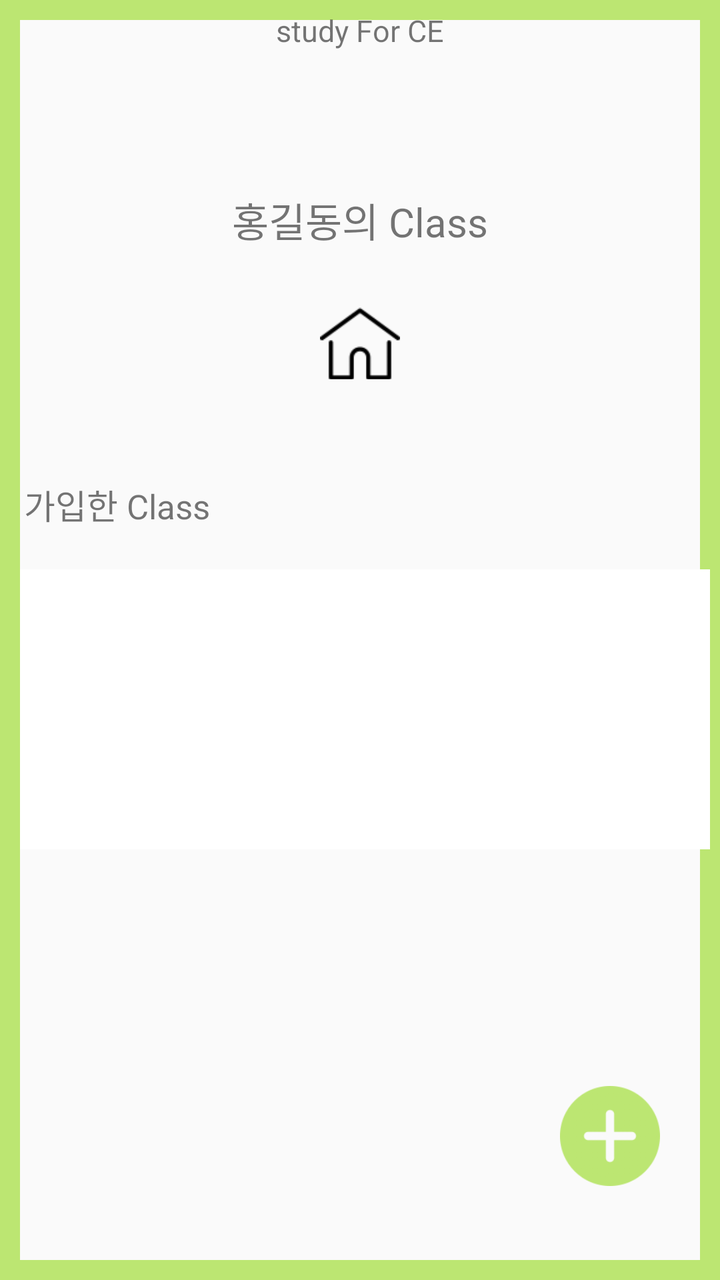
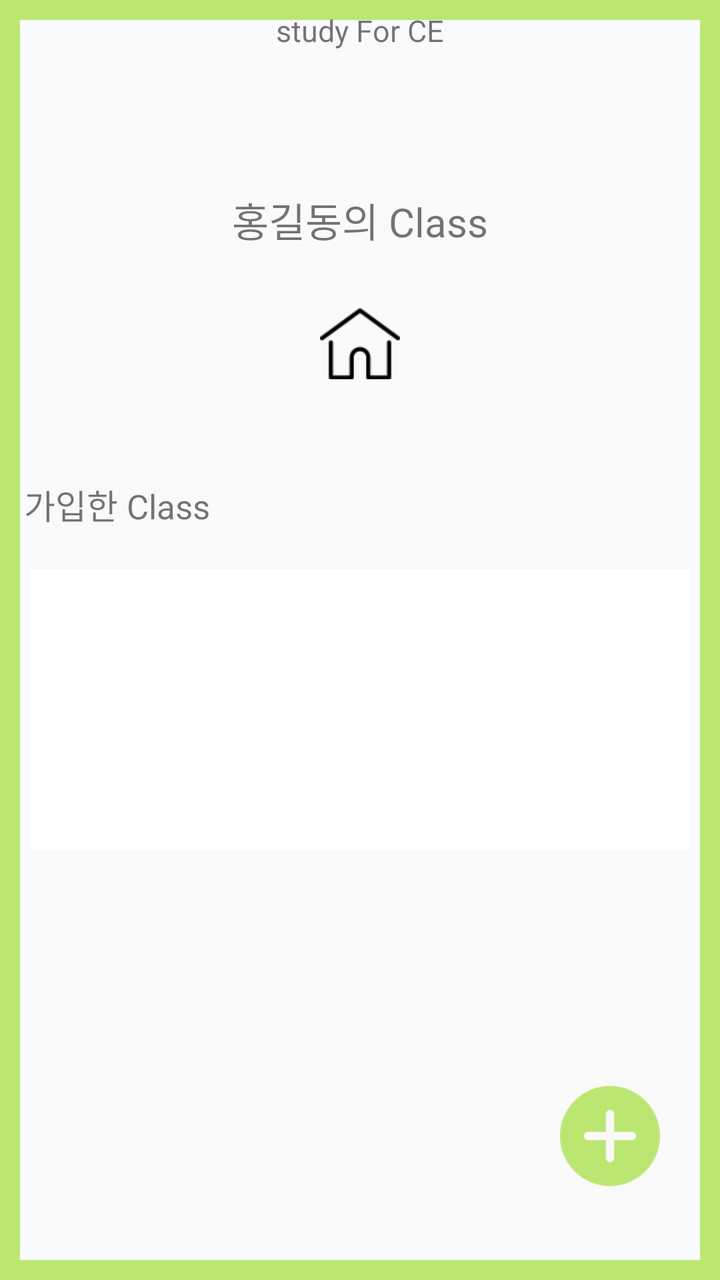

Compare the two renders of this Android layout. The source of the first and the diff that turns it into the second are given below.
<!-- AndroidManifest.xml: application theme Theme.AppCompat.Light.DarkActionBar -->
<!-- res/layout/activity_my_class_list.xml -->
<?xml version="1.0" encoding="utf-8"?>
<LinearLayout xmlns:android="http://schemas.android.com/apk/res/android"
    xmlns:app="http://schemas.android.com/apk/res-auto"
    xmlns:tools="http://schemas.android.com/tools"
    android:layout_width="match_parent"
    android:layout_height="match_parent"

    tools:context=".my_class_list"
    android:orientation="vertical"
    android:background="@drawable/lay_edge">

    <TextView
        android:layout_width="wrap_content"
        android:layout_height="wrap_content"
        android:layout_gravity="center"
        android:layout_marginTop="5dp"
        android:text="study For CE"
        android:textSize="15dp"/>

    <LinearLayout
        android:layout_width="wrap_content"
        android:layout_height="wrap_content"
        android:layout_gravity="center_horizontal"
        android:layout_marginTop="70dp">
        <TextView
            android:id="@+id/username2"
            android:layout_width="wrap_content"
            android:layout_height="wrap_content"
            android:text="홍길동"
            android:textSize="20dp"/>
        <TextView
            android:layout_width="wrap_content"
            android:layout_height="wrap_content"
            android:text="의 Class"
            android:textSize="20dp"/>

    </LinearLayout>
    <LinearLayout
        android:layout_width="wrap_content"
        android:layout_height="wrap_content"
        android:layout_gravity="center_horizontal">

        <ImageView
            android:id="@+id/exit1"
            android:layout_width="40dp"
            android:layout_height="50dp"
            android:layout_gravity="center"
            android:layout_marginTop="15dp"
            android:src="@drawable/homes"
            android:text="나가기" />
    </LinearLayout>

    <GridLayout
        android:layout_width="match_parent"
        android:layout_height="wrap_content"
        android:layout_gravity="center"
        android:paddingBottom="5dp"
        android:paddingTop="5dp"
        android:layout_marginLeft="2dp"
        android:layout_marginRight="2dp"
        android:layout_marginTop="45dp"
        android:columnCount="3"
        android:rowCount="1">
        <TextView
            android:layout_width="wrap_content"
            android:layout_height="wrap_content"
            android:text="가입한 Class"
            android:textSize="17dp"
            android:layout_marginLeft="10dp"
            android:layout_column="0"
            android:layout_row="0"/>

    </GridLayout>


        <ListView
            android:background="@drawable/border_layout"
            android:layout_width="wrap_content"
            android:layout_height="150dp"
            android:layout_marginTop="10dp"
            android:layout_marginLeft="5dp"
            android:id="@+id/list_class">
        </ListView>

    <LinearLayout
        android:layout_width="match_parent"
        android:layout_height="0dp"
        android:layout_weight="0.2"/>

    <LinearLayout
        android:layout_width="70dp"
        android:layout_height="wrap_content"
        android:layout_marginRight="10dp"
        android:layout_gravity="right">

        <ImageView
            android:id="@+id/classpl"
            android:layout_width="wrap_content"
            android:layout_height="wrap_content"
            android:layout_marginRight="20dp"
            android:layout_marginBottom="40dp"
            android:layout_gravity="end"
            android:src="@drawable/plus">

        </ImageView>

    </LinearLayout>

</LinearLayout>
<!-- resources referenced by this layout -->
<resources>
  <!-- drawable border_layout (drawable) -->
  <?xml version="1.0" encoding="utf-8"?>
  <layer-list xmlns:android="http://schemas.android.com/apk/res/android">
  
      <item
          android:start="5dp"
          android:end="5dp"
          android:top="5dp"
          android:bottom="5dp">
          <shape android:shape="rectangle">
              <stroke android:width="2dp"
                  android:color="@color/white"/>
              <solid android:color="@color/white"/>
          </shape>
      </item>
  </layer-list>
  <!-- drawable homes: png bitmap (drawable-xhdpi, 1153 bytes) -->
  <!-- drawable lay_edge (drawable) -->
  <?xml version="1.0" encoding="utf-8"?>
  <layer-list xmlns:android="http://schemas.android.com/apk/res/android">
      <item>
          <shape android:shape="rectangle">
              <stroke android:width = "10dp" android:color ="#BCE672"/>
              <solid android:color="#00ff0000"/>
          </shape>
      </item>
  
  </layer-list>
  <!-- drawable plus: png bitmap (drawable-xhdpi, 6241 bytes) -->
  <color name="white">#FFFFFF</color>
</resources>

<!-- the commit's change to res/layout/activity_my_class_list.xml (unified diff, before → after) -->
@@ -79,6 +79,7 @@
             android:layout_height="150dp"
             android:layout_marginTop="10dp"
             android:layout_marginLeft="5dp"
+            android:layout_margin="10dp"
             android:id="@+id/list_class">
         </ListView>
 
